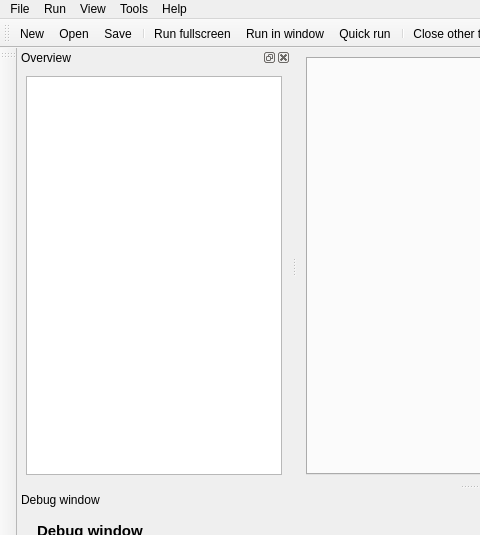
First picture: the form in resources/ui/misc/main_window.ui, repository open-cogsci/OpenSesame, before the edit; both pictures show x 0 to 480 and y 0 to 535 of the 920 by 773 pixel window.
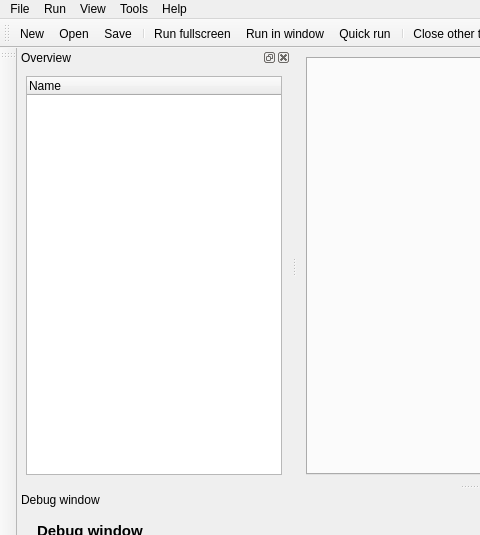
Second picture: the form after the edit. Icons and pictures are not drawn. Custom widgets are drawn as their Qt base class.

```diff
--- a/resources/ui/misc/main_window.ui
+++ b/resources/ui/misc/main_window.ui
@@ -160,9 +160,6 @@
        <property name="animated">
         <bool>true</bool>
        </property>
-       <property name="headerHidden">
-        <bool>true</bool>
-       </property>
        <column>
         <property name="text">
          <string>Name</string>
```
Left out of the diff: 3 changed lines with no effect on the pictures.
